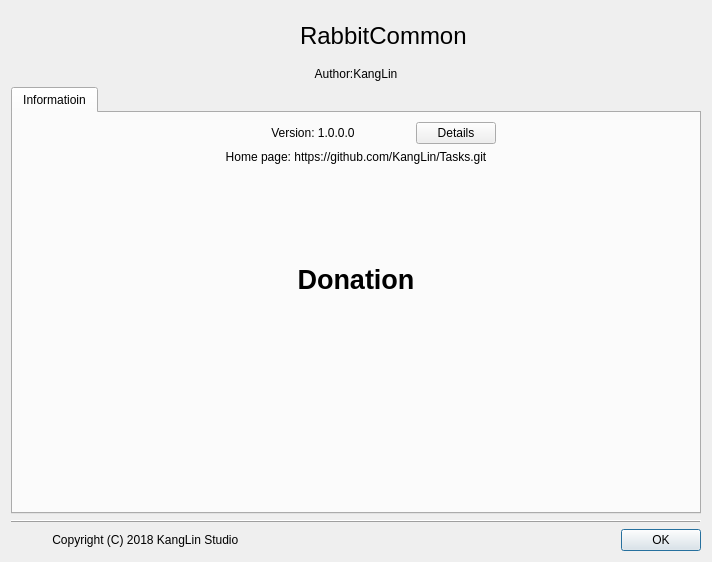
Old version of the form Src/DlgAbout/DlgAbout.ui in the repository KangLin/RabbitCommon.
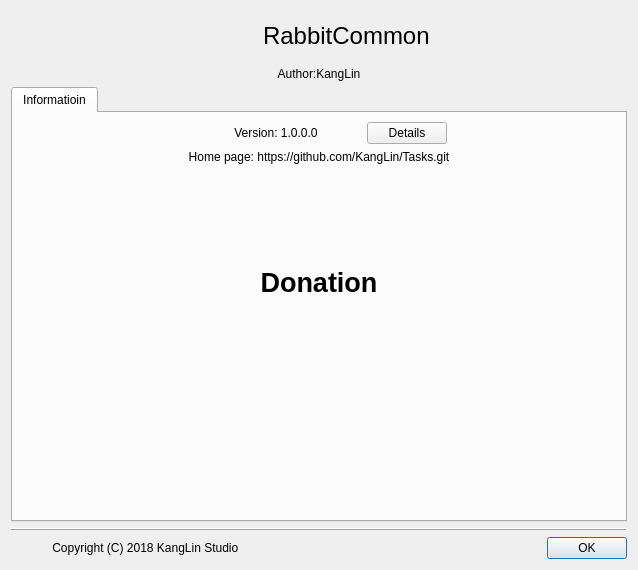
New version of the form. Icons and pictures are not drawn.

```diff
--- a/Src/DlgAbout/DlgAbout.ui
+++ b/Src/DlgAbout/DlgAbout.ui
@@ -6,8 +6,8 @@
    <rect>
     <x>0</x>
     <y>0</y>
-    <width>712</width>
-    <height>562</height>
+    <width>638</width>
+    <height>570</height>
    </rect>
   </property>
   <property name="sizePolicy">
```
